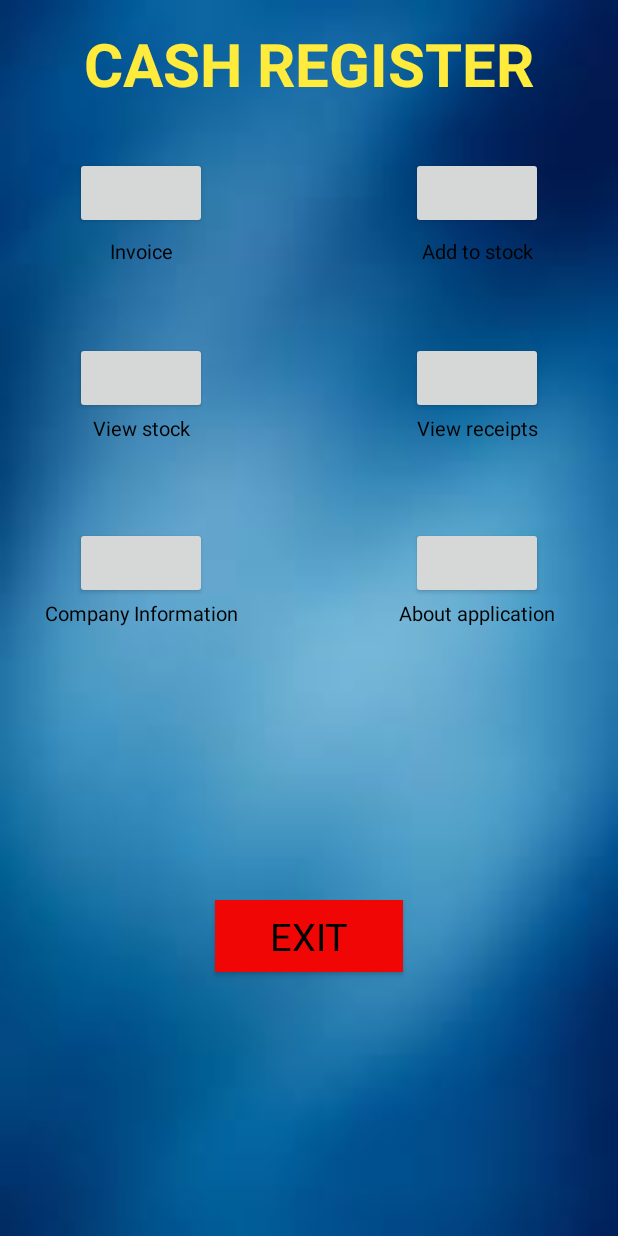
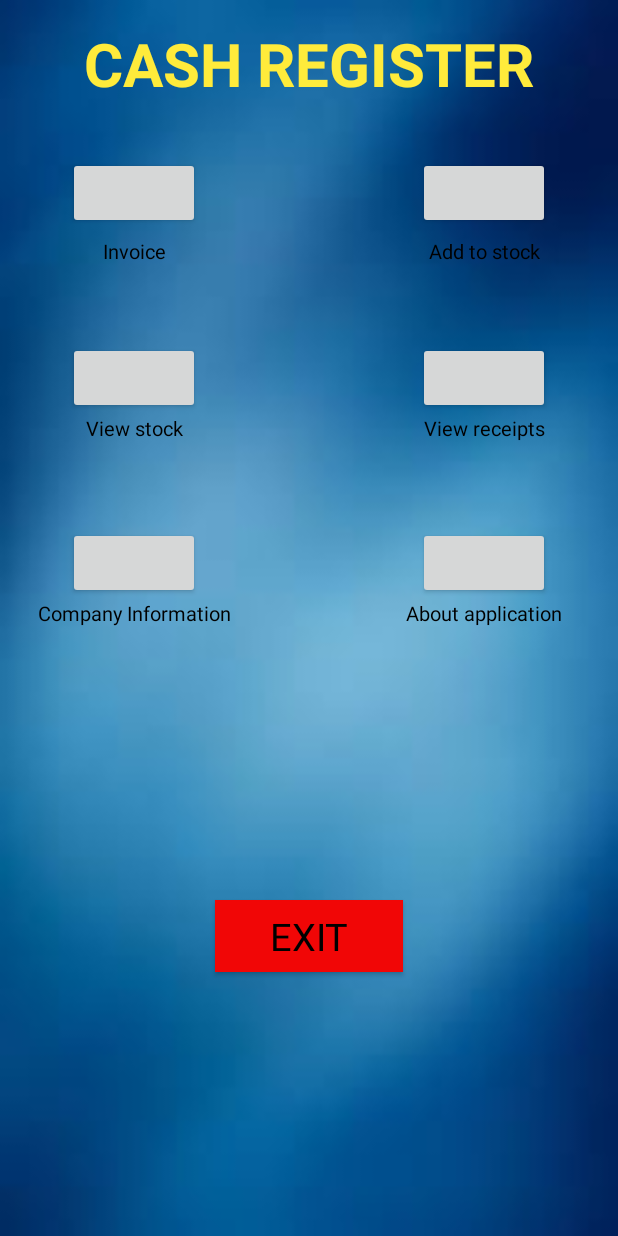
Before and after one commit to bkelava/CashRegister, an Android app: the fragment MainMenu shown on its own in the app's theme, on a phone screen of 412 x 824 dp. Run offline under Robolectric (Android 15) with nearby library versions, the phone set to English and light mode, and no system bars; our stand-ins replace Firebase (no records; nobody signed in at launch, a user with empty details on screens opened directly), data binding; plain views replace CircleButton; Roboto replaces fonts that are not available here; 2 statements that could not run were skipped.

Commit message:
finished, minor changes in main_menu UI and sign up UI

```diff
--- a/app/src/main/java/hr/ferit/bozidarkelava/cashregister/fragments/userRegisterFragments/LoginPage.kt
+++ b/app/src/main/java/hr/ferit/bozidarkelava/cashregister/fragments/userRegisterFragments/LoginPage.kt
@@ -4,6 +4,7 @@ import android.os.Bundle
 import android.view.LayoutInflater
 import android.view.View
 import android.view.ViewGroup
+import androidx.core.view.isVisible
 import androidx.databinding.DataBindingUtil
 import androidx.fragment.app.Fragment
 import androidx.lifecycle.ViewModelProviders
@@ -61,6 +62,7 @@ class LoginPage : Fragment(), MVVM {
             androidx.lifecycle.Observer { binding.invalidateAll() })
 
         manager = activity as Manager
+
     }
 
     override fun setUpBinding() {
--- a/app/src/main/java/hr/ferit/bozidarkelava/cashregister/fragments/userRegisterFragments/SignUpPage.kt
+++ b/app/src/main/java/hr/ferit/bozidarkelava/cashregister/fragments/userRegisterFragments/SignUpPage.kt
@@ -61,6 +61,8 @@ class SignUpPage : Fragment(), MVVM {
         viewModel = ViewModelProviders.of(this).get(SignUpViewModel::class.java)
 
         manager = activity as Manager
+
+        binding.btnSignIn.visibility = View.INVISIBLE
     }
 
     override fun setUpBinding() {
@@ -105,6 +107,7 @@ class SignUpPage : Fragment(), MVVM {
                                     } //if email is already in use
                                     else {
                                         viewModel.setSignUpNotificationText(strValues.EMAIL_ALREADY_IN_USE)
+                                        binding.btnSignIn.visibility = View.VISIBLE
                                     }
                                 } //check if email is already in use
                         } //password equals
--- a/app/src/main/res/layout/fragment_main_menu.xml
+++ b/app/src/main/res/layout/fragment_main_menu.xml
@@ -37,8 +37,9 @@
                 android:id="@+id/btnInvoice"
                 android:layout_width="wrap_content"
                 android:layout_height="wrap_content"
-                android:layout_marginStart="50dp"
+                android:layout_marginStart="45dp"
                 android:layout_marginTop="35dp"
+                android:padding="10dp"
                 android:src="@drawable/ic_baseline_attach_money_48"
                 app:cb_color="@color/LIGHT_GREEN"
                 app:layout_constraintBottom_toBottomOf="parent"
@@ -53,7 +54,8 @@
                 android:layout_width="wrap_content"
                 android:layout_height="wrap_content"
                 android:layout_marginTop="35dp"
-                android:layout_marginEnd="50dp"
+                android:layout_marginEnd="45dp"
+                android:padding="10dp"
                 android:src="@drawable/ic_baseline_post_add_96"
                 app:cb_color="@color/LIGHT_ORANGE"
                 app:layout_constraintBottom_toBottomOf="parent"
@@ -67,8 +69,9 @@
                 android:id="@+id/btnViewStock"
                 android:layout_width="wrap_content"
                 android:layout_height="wrap_content"
-                android:layout_marginStart="50dp"
+                android:layout_marginStart="45dp"
                 android:layout_marginTop="75dp"
+                android:padding="10dp"
                 android:src="@drawable/ic_baseline_pageview_24"
                 app:cb_color="@color/LIGHT_YELLOW"
                 app:layout_constraintBottom_toBottomOf="parent"
@@ -83,7 +86,8 @@
                 android:layout_width="wrap_content"
                 android:layout_height="wrap_content"
                 android:layout_marginTop="75dp"
-                android:layout_marginEnd="50dp"
+                android:layout_marginEnd="45dp"
+                android:padding="10dp"
                 android:src="@drawable/ic_baseline_import_export_96"
                 app:cb_color="@color/LIGHT_PURPLE"
                 app:layout_constraintBottom_toBottomOf="parent"
@@ -97,8 +101,9 @@
                 android:id="@+id/btnCompanyInformation"
                 android:layout_width="wrap_content"
                 android:layout_height="wrap_content"
-                android:layout_marginStart="50dp"
+                android:layout_marginStart="45dp"
                 android:layout_marginTop="75dp"
+                android:padding="10dp"
                 android:src="@drawable/ic_baseline_info_24"
                 app:cb_color="@color/COLOR_LIGTH1"
                 app:layout_constraintBottom_toBottomOf="parent"
@@ -113,7 +118,8 @@
                 android:layout_width="wrap_content"
                 android:layout_height="wrap_content"
                 android:layout_marginTop="75dp"
-                android:layout_marginEnd="50dp"
+                android:layout_marginEnd="45dp"
+                android:padding="10dp"
                 android:src="@drawable/ic_baseline_perm_device_information_24"
                 app:cb_color="@color/COLOR_LIGHT2"
                 app:layout_constraintBottom_toBottomOf="parent"
```
